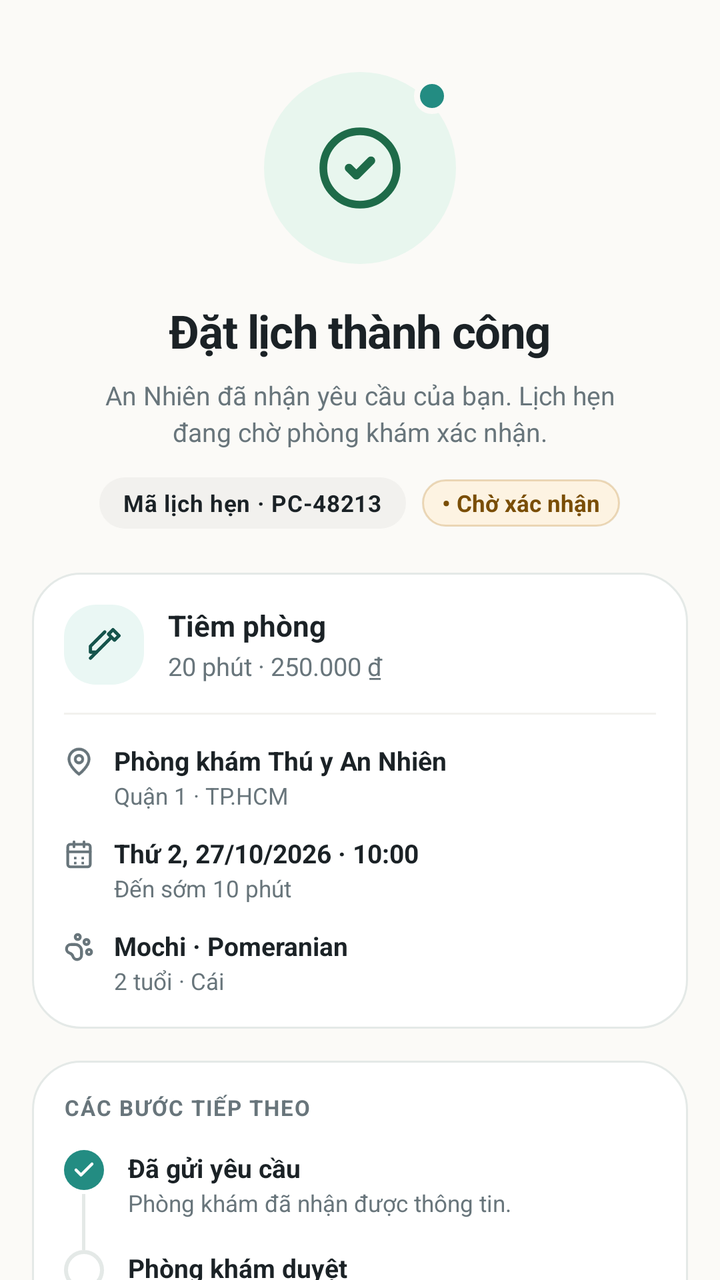
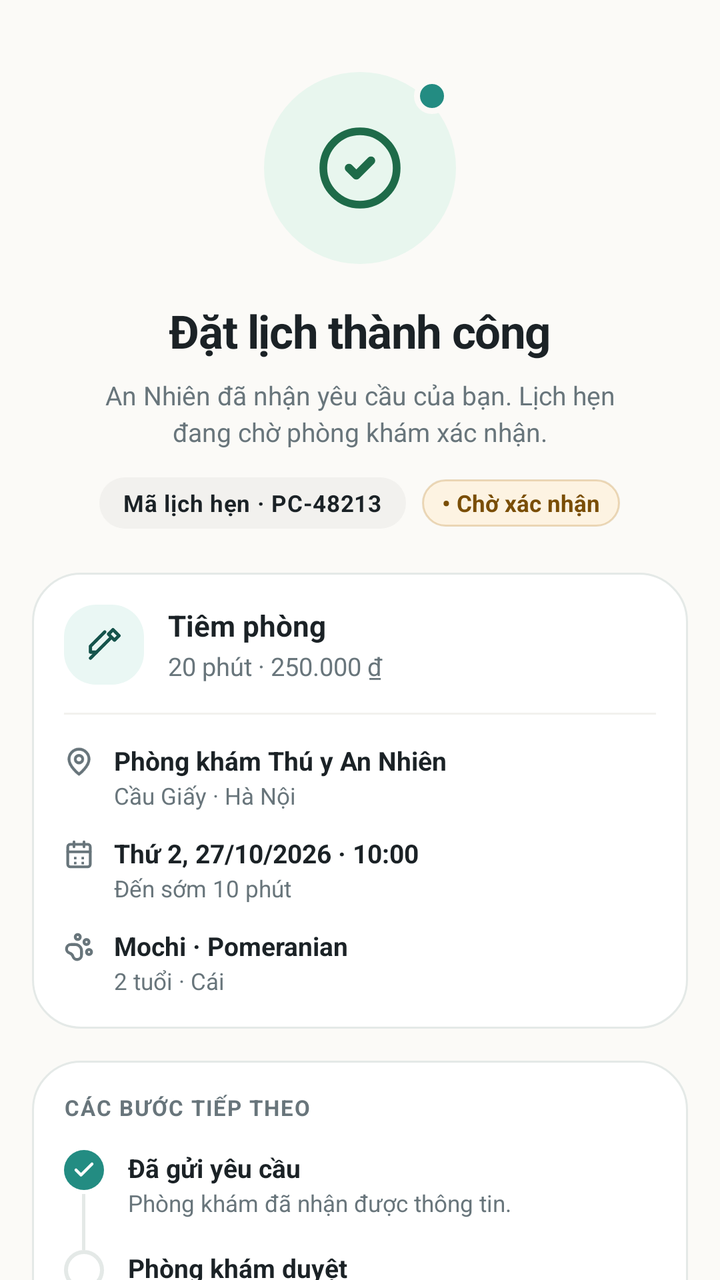

Screens rendered from an Android XML layout before and after an edit, with the pre-edit source and the edit as a unified diff.
<!-- AndroidManifest.xml: application theme Theme.PetcareUI -->
<!-- res/layout/activity_booking_success.xml -->
<?xml version="1.0" encoding="utf-8"?>
<androidx.core.widget.NestedScrollView xmlns:android="http://schemas.android.com/apk/res/android"
    xmlns:tools="http://schemas.android.com/tools"
    android:layout_width="match_parent"
    android:layout_height="match_parent"
    android:background="@color/surface_background"
    android:fillViewport="true"
    android:scrollbars="none">

    <LinearLayout
        android:layout_width="match_parent"
        android:layout_height="wrap_content"
        android:orientation="vertical"
        android:paddingStart="16dp"
        android:paddingTop="36dp"
        android:paddingEnd="16dp"
        android:paddingBottom="36dp">

        
        <LinearLayout
            android:layout_width="match_parent"
            android:layout_height="wrap_content"
            android:gravity="center"
            android:orientation="vertical">

            <FrameLayout
                android:layout_width="96dp"
                android:layout_height="96dp"
                android:background="@drawable/bg_success_circle_large">

                
                <ImageView
                    android:layout_width="44dp"
                    android:layout_height="44dp"
                    android:layout_gravity="center"
                    android:contentDescription="@null"
                    android:src="@drawable/ic_check_circle" />

                
                <View
                    android:layout_width="18dp"
                    android:layout_height="18dp"
                    android:layout_gravity="top|end"
                    android:layout_marginTop="3dp"
                    android:layout_marginEnd="3dp"
                    android:background="@drawable/bg_success_pin_dot" />
            </FrameLayout>

            <TextView
                android:layout_width="wrap_content"
                android:layout_height="wrap_content"
                android:layout_marginTop="18dp"
                android:letterSpacing="-0.02"
                android:text="Đặt lịch thành công"
                android:textColor="@color/text_foreground"
                android:textSize="23sp"
                android:textStyle="bold" />

            <TextView
                android:id="@+id/tvSuccessSubtitle"
                android:layout_width="wrap_content"
                android:layout_height="wrap_content"
                android:layout_marginTop="8dp"
                android:gravity="center"
                android:lineSpacingExtra="3dp"
                android:maxWidth="280dp"
                android:text="An Nhiên đã nhận yêu cầu của bạn. Lịch hẹn đang chờ phòng khám xác nhận."
                android:textColor="@color/text_muted"
                android:textSize="13sp" />

            
            <LinearLayout
                android:layout_width="wrap_content"
                android:layout_height="wrap_content"
                android:layout_marginTop="14dp"
                android:gravity="center_vertical"
                android:orientation="horizontal">

                <TextView
                    android:id="@+id/tvBookingRef"
                    android:layout_width="wrap_content"
                    android:layout_height="wrap_content"
                    android:background="@drawable/bg_pill_ref_code"
                    android:letterSpacing="0.02"
                    android:text="Mã lịch hẹn · PC-48213"
                    android:textColor="@color/text_foreground"
                    android:textSize="11.5sp"
                    android:textStyle="bold" />

                <TextView
                    android:id="@+id/tvStatusBadge"
                    android:layout_width="wrap_content"
                    android:layout_height="wrap_content"
                    android:layout_marginStart="8dp"
                    android:background="@drawable/bg_badge_pending"
                    android:text="• Chờ xác nhận"
                    android:textColor="@color/status_warning_ink"
                    android:textSize="11.5sp"
                    android:textStyle="bold" />
            </LinearLayout>
        </LinearLayout>

        
        <LinearLayout
            android:layout_width="match_parent"
            android:layout_height="wrap_content"
            android:layout_marginTop="22dp"
            android:background="@drawable/bg_card_clinic"
            android:orientation="vertical"
            android:padding="16dp">

            
            <LinearLayout
                android:layout_width="match_parent"
                android:layout_height="wrap_content"
                android:gravity="center_vertical"
                android:orientation="horizontal">

                <FrameLayout
                    android:layout_width="40dp"
                    android:layout_height="40dp"
                    android:background="@drawable/bg_service_icon">

                    <ImageView
                        android:id="@+id/ivServiceIcon"
                        android:layout_width="18dp"
                        android:layout_height="18dp"
                        android:layout_gravity="center"
                        android:contentDescription="@null"
                        android:src="@drawable/ic_syringe"
                        android:tint="@color/brand_ink" />
                </FrameLayout>

                <LinearLayout
                    android:layout_width="0dp"
                    android:layout_height="wrap_content"
                    android:layout_marginStart="12dp"
                    android:layout_weight="1"
                    android:orientation="vertical">

                    <TextView
                        android:id="@+id/tvServiceName"
                        android:layout_width="match_parent"
                        android:layout_height="wrap_content"
                        android:text="Tiêm phòng"
                        android:textColor="@color/text_foreground"
                        android:textSize="14.5sp"
                        android:textStyle="bold" />

                    <TextView
                        android:id="@+id/tvServiceDurationPrice"
                        android:layout_width="match_parent"
                        android:layout_height="wrap_content"
                        android:layout_marginTop="2dp"
                        android:text="20 phút · 250.000 ₫"
                        android:textColor="@color/text_muted"
                        android:textSize="12.5sp" />
                </LinearLayout>
            </LinearLayout>

            <View
                android:layout_width="match_parent"
                android:layout_height="1dp"
                android:layout_marginTop="14dp"
                android:layout_marginBottom="14dp"
                android:background="#F2F1EE" />

            
            <LinearLayout
                android:layout_width="match_parent"
                android:layout_height="wrap_content"
                android:orientation="vertical">

                
                <LinearLayout
                    android:layout_width="match_parent"
                    android:layout_height="wrap_content"
                    android:gravity="top"
                    android:orientation="horizontal">

                    <ImageView
                        android:layout_width="15dp"
                        android:layout_height="15dp"
                        android:layout_marginTop="2dp"
                        android:contentDescription="@null"
                        android:src="@drawable/ic_map_pin"
                        android:tint="@color/text_muted" />

                    <LinearLayout
                        android:layout_width="0dp"
                        android:layout_height="wrap_content"
                        android:layout_marginStart="10dp"
                        android:layout_weight="1"
                        android:orientation="vertical">

                        <TextView
                            android:id="@+id/tvClinicName"
                            android:layout_width="match_parent"
                            android:layout_height="wrap_content"
                            android:text="Phòng khám Thú y An Nhiên"
                            android:textColor="@color/text_foreground"
                            android:textSize="13sp"
                            android:textStyle="bold" />

                        <TextView
                            android:id="@+id/tvClinicArea"
                            android:layout_width="match_parent"
                            android:layout_height="wrap_content"
                            android:layout_marginTop="1dp"
                            android:text="Quận 1 · TP.HCM"
                            android:textColor="@color/text_muted"
                            android:textSize="11.5sp" />
                    </LinearLayout>
                </LinearLayout>

                
                <LinearLayout
                    android:layout_width="match_parent"
                    android:layout_height="wrap_content"
                    android:layout_marginTop="12dp"
                    android:gravity="top"
                    android:orientation="horizontal">

                    <ImageView
                        android:layout_width="15dp"
                        android:layout_height="15dp"
                        android:layout_marginTop="2dp"
                        android:contentDescription="@null"
                        android:src="@drawable/ic_calendar_days"
                        android:tint="@color/text_muted" />

                    <LinearLayout
                        android:layout_width="0dp"
                        android:layout_height="wrap_content"
                        android:layout_marginStart="10dp"
                        android:layout_weight="1"
                        android:orientation="vertical">

                        <TextView
                            android:id="@+id/tvDateTime"
                            android:layout_width="match_parent"
                            android:layout_height="wrap_content"
                            android:text="Thứ 2, 27/10/2026 · 10:00"
                            android:textColor="@color/text_foreground"
                            android:textSize="13sp"
                            android:textStyle="bold" />

                        <TextView
                            android:layout_width="match_parent"
                            android:layout_height="wrap_content"
                            android:layout_marginTop="1dp"
                            android:text="Đến sớm 10 phút"
                            android:textColor="@color/text_muted"
                            android:textSize="11.5sp" />
                    </LinearLayout>
                </LinearLayout>

                
                <LinearLayout
                    android:layout_width="match_parent"
                    android:layout_height="wrap_content"
                    android:layout_marginTop="12dp"
                    android:gravity="top"
                    android:orientation="horizontal">

                    <ImageView
                        android:layout_width="15dp"
                        android:layout_height="15dp"
                        android:layout_marginTop="2dp"
                        android:contentDescription="@null"
                        android:src="@drawable/ic_paw"
                        android:tint="@color/text_muted" />

                    <LinearLayout
                        android:layout_width="0dp"
                        android:layout_height="wrap_content"
                        android:layout_marginStart="10dp"
                        android:layout_weight="1"
                        android:orientation="vertical">

                        <TextView
                            android:id="@+id/tvPetNameBreed"
                            android:layout_width="match_parent"
                            android:layout_height="wrap_content"
                            android:text="Mochi · Pomeranian"
                            android:textColor="@color/text_foreground"
                            android:textSize="13sp"
                            android:textStyle="bold" />

                        <TextView
                            android:id="@+id/tvPetAgeSex"
                            android:layout_width="match_parent"
                            android:layout_height="wrap_content"
                            android:layout_marginTop="1dp"
                            android:text="2 tuổi · Cái"
                            android:textColor="@color/text_muted"
                            android:textSize="11.5sp" />
                    </LinearLayout>
                </LinearLayout>
            </LinearLayout>
        </LinearLayout>

        
        <LinearLayout
            android:layout_width="match_parent"
            android:layout_height="wrap_content"
            android:layout_marginTop="16dp"
            android:background="@drawable/bg_card_clinic"
            android:orientation="vertical"
            android:padding="16dp">

            <TextView
                android:layout_width="wrap_content"
                android:layout_height="wrap_content"
                android:letterSpacing="0.06"
                android:text="CÁC BƯỚC TIẾP THEO"
                android:textColor="@color/text_muted"
                android:textSize="11sp"
                android:textStyle="bold" />

            <LinearLayout
                android:layout_width="match_parent"
                android:layout_height="wrap_content"
                android:layout_marginTop="14dp"
                android:orientation="vertical">

                
                <LinearLayout
                    android:layout_width="match_parent"
                    android:layout_height="wrap_content"
                    android:orientation="horizontal">

                    <LinearLayout
                        android:layout_width="wrap_content"
                        android:layout_height="wrap_content"
                        android:gravity="center_horizontal"
                        android:orientation="vertical">

                        <View
                            android:layout_width="20dp"
                            android:layout_height="20dp"
                            android:background="@drawable/bg_step_dot_active" />

                        <View
                            android:layout_width="1.5dp"
                            android:layout_height="28dp"
                            android:layout_marginTop="2dp"
                            android:background="@color/stroke_border" />
                    </LinearLayout>

                    <LinearLayout
                        android:layout_width="0dp"
                        android:layout_height="wrap_content"
                        android:layout_marginStart="12dp"
                        android:layout_weight="1"
                        android:orientation="vertical">

                        <TextView
                            android:layout_width="match_parent"
                            android:layout_height="wrap_content"
                            android:text="Đã gửi yêu cầu"
                            android:textColor="@color/text_foreground"
                            android:textSize="13sp"
                            android:textStyle="bold" />

                        <TextView
                            android:layout_width="match_parent"
                            android:layout_height="wrap_content"
                            android:layout_marginTop="1dp"
                            android:text="Phòng khám đã nhận được thông tin."
                            android:textColor="@color/text_muted"
                            android:textSize="11.5sp" />
                    </LinearLayout>
                </LinearLayout>

                
                <LinearLayout
                    android:layout_width="match_parent"
                    android:layout_height="wrap_content"
                    android:orientation="horizontal">

                    <LinearLayout
                        android:layout_width="wrap_content"
                        android:layout_height="wrap_content"
                        android:gravity="center_horizontal"
                        android:orientation="vertical">

                        <View
                            android:layout_width="20dp"
                            android:layout_height="20dp"
                            android:background="@drawable/bg_step_dot_inactive" />

                        <View
                            android:layout_width="1.5dp"
                            android:layout_height="28dp"
                            android:layout_marginTop="2dp"
                            android:background="@color/stroke_border" />
                    </LinearLayout>

                    <LinearLayout
                        android:layout_width="0dp"
                        android:layout_height="wrap_content"
                        android:layout_marginStart="12dp"
                        android:layout_weight="1"
                        android:orientation="vertical">

                        <TextView
                            android:layout_width="match_parent"
                            android:layout_height="wrap_content"
                            android:text="Phòng khám duyệt"
                            android:textColor="@color/text_foreground"
                            android:textSize="13sp"
                            android:textStyle="bold" />

                        <TextView
                            android:layout_width="match_parent"
                            android:layout_height="wrap_content"
                            android:layout_marginTop="1dp"
                            android:text="Thường trong vài giờ."
                            android:textColor="@color/text_muted"
                            android:textSize="11.5sp" />
                    </LinearLayout>
                </LinearLayout>

                
                <LinearLayout
                    android:layout_width="match_parent"
                    android:layout_height="wrap_content"
                    android:orientation="horizontal">

                    <View
                        android:layout_width="20dp"
                        android:layout_height="20dp"
                        android:background="@drawable/bg_step_dot_inactive" />

                    <LinearLayout
                        android:layout_width="0dp"
                        android:layout_height="wrap_content"
                        android:layout_marginStart="12dp"
                        android:layout_weight="1"
                        android:orientation="vertical">

                        <TextView
                            android:layout_width="match_parent"
                            android:layout_height="wrap_content"
                            android:text="Bạn nhận thông báo"
                            android:textColor="@color/text_foreground"
                            android:textSize="13sp"
                            android:textStyle="bold" />

                        <TextView
                            android:layout_width="match_parent"
                            android:layout_height="wrap_content"
                            android:layout_marginTop="1dp"
                            android:text="Xác nhận, từ chối hoặc giờ mới."
                            android:textColor="@color/text_muted"
                            android:textSize="11.5sp" />
                    </LinearLayout>
                </LinearLayout>
            </LinearLayout>
        </LinearLayout>

        
        <LinearLayout
            android:layout_width="match_parent"
            android:layout_height="wrap_content"
            android:layout_marginTop="16dp"
            android:background="@drawable/bg_notice_warning"
            android:gravity="top"
            android:orientation="horizontal"
            android:padding="14dp">

            <ImageView
                android:layout_width="18dp"
                android:layout_height="18dp"
                android:layout_marginTop="1dp"
                android:contentDescription="@null"
                android:src="@drawable/ic_clock"
                android:tint="@color/status_warning" />

            <TextView
                android:id="@+id/tvNoticeWarning"
                android:layout_width="match_parent"
                android:layout_height="wrap_content"
                android:layout_marginStart="10dp"
                android:lineSpacingExtra="2dp"
                android:text="Lịch hẹn đang chờ xác nhận. Chúng tôi sẽ thông báo ngay khi phòng khám phản hồi."
                android:textColor="@color/status_warning_ink"
                android:textSize="12sp" />
        </LinearLayout>

        
        <LinearLayout
            android:layout_width="match_parent"
            android:layout_height="wrap_content"
            android:layout_marginTop="24dp"
            android:orientation="vertical">

            
            <LinearLayout
                android:id="@+id/btnViewAppointmentDetails"
                android:layout_width="match_parent"
                android:layout_height="52dp"
                android:background="@drawable/bg_btn_primary"
                android:clickable="true"
                android:focusable="true"
                android:gravity="center"
                android:orientation="horizontal">

                <ImageView
                    android:layout_width="18dp"
                    android:layout_height="18dp"
                    android:contentDescription="@null"
                    android:src="@drawable/ic_calendar_days"
                    android:tint="@color/white" />

                <TextView
                    android:layout_width="wrap_content"
                    android:layout_height="wrap_content"
                    android:layout_marginStart="8dp"
                    android:text="Xem chi tiết lịch hẹn"
                    android:textColor="@color/white"
                    android:textSize="15sp"
                    android:textStyle="bold" />
            </LinearLayout>

            
            <LinearLayout
                android:id="@+id/btnBackToHome"
                android:layout_width="match_parent"
                android:layout_height="48dp"
                android:layout_marginTop="10dp"
                android:background="@drawable/bg_btn_outline"
                android:clickable="true"
                android:focusable="true"
                android:gravity="center"
                android:orientation="horizontal">

                <ImageView
                    android:layout_width="18dp"
                    android:layout_height="18dp"
                    android:contentDescription="@null"
                    android:src="@drawable/ic_home"
                    android:tint="@color/text_foreground" />

                <TextView
                    android:layout_width="wrap_content"
                    android:layout_height="wrap_content"
                    android:layout_marginStart="8dp"
                    android:text="Về trang chủ"
                    android:textColor="@color/text_foreground"
                    android:textSize="14sp"
                    android:textStyle="bold" />
            </LinearLayout>
        </LinearLayout>
    </LinearLayout>
</androidx.core.widget.NestedScrollView>
<!-- resources referenced by this layout -->
<resources>
  <color name="brand_ink">#16544C</color>
  <color name="status_warning">#B57610</color>
  <color name="status_warning_ink">#7A4E06</color>
  <color name="stroke_border">#E4E9E7</color>
  <color name="surface_background">#FBFAF7</color>
  <color name="text_foreground">#1B2226</color>
  <color name="text_muted">#68757B</color>
  <color name="white">#FFFFFFFF</color>
  <!-- drawable bg_btn_outline (drawable) -->
  <?xml version="1.0" encoding="utf-8"?>
  <ripple xmlns:android="http://schemas.android.com/apk/res/android"
      android:color="@color/surface_muted">
      <item>
          <shape android:shape="rectangle">
              <corners android:radius="16dp" />
              <solid android:color="@color/surface_card" />
              <stroke android:width="1dp" android:color="@color/stroke_border" />
          </shape>
      </item>
  </ripple>
  <!-- drawable bg_card_clinic (drawable) -->
  <?xml version="1.0" encoding="utf-8"?>
  <shape xmlns:android="http://schemas.android.com/apk/res/android"
      android:shape="rectangle">
      <corners android:radius="24dp" />
      <solid android:color="@color/surface_card" />
      <stroke android:width="1dp" android:color="@color/stroke_border" />
  </shape>
  <!-- drawable bg_notice_warning (drawable) -->
  <?xml version="1.0" encoding="utf-8"?>
  <shape xmlns:android="http://schemas.android.com/apk/res/android"
      android:shape="rectangle">
      <corners android:radius="16dp" />
      <solid android:color="@color/status_warning_soft" />
      <stroke
          android:width="1dp"
          android:color="#33B57610" />
  </shape>
  <!-- drawable bg_pill_ref_code (drawable) -->
  <?xml version="1.0" encoding="utf-8"?>
  <shape xmlns:android="http://schemas.android.com/apk/res/android"
      android:shape="rectangle">
      <corners android:radius="999dp" />
      <solid android:color="@color/surface_muted" />
      <padding
          android:left="12dp"
          android:top="5dp"
          android:right="12dp"
          android:bottom="5dp" />
  </shape>
  <!-- drawable bg_service_icon (drawable) -->
  <?xml version="1.0" encoding="utf-8"?>
  <shape xmlns:android="http://schemas.android.com/apk/res/android"
      android:shape="rectangle">
      <corners android:radius="16dp" />
      <solid android:color="@color/brand_soft" />
  </shape>
  <!-- drawable bg_step_dot_inactive (drawable) -->
  <?xml version="1.0" encoding="utf-8"?>
  <shape xmlns:android="http://schemas.android.com/apk/res/android"
      android:shape="oval">
      <size
          android:width="20dp"
          android:height="20dp" />
      <solid android:color="@color/surface_card" />
      <stroke
          android:width="2dp"
          android:color="@color/stroke_border" />
  </shape>
  <!-- drawable bg_success_circle_large (drawable) -->
  <?xml version="1.0" encoding="utf-8"?>
  <shape xmlns:android="http://schemas.android.com/apk/res/android"
      android:shape="oval">
      <solid android:color="@color/status_success_soft" />
      <size
          android:width="96dp"
          android:height="96dp" />
  </shape>
  <!-- drawable bg_success_pin_dot (drawable) -->
  <?xml version="1.0" encoding="utf-8"?>
  <shape xmlns:android="http://schemas.android.com/apk/res/android"
      android:shape="oval">
      <solid android:color="@color/brand_primary" />
      <stroke
          android:width="3dp"
          android:color="@color/surface_background" />
      <size
          android:width="16dp"
          android:height="16dp" />
  </shape>
  <style name="Theme.PetcareUI" parent="Base.Theme.PetcareUI" />
  <color name="status_warning_soft">#FDF3E2</color>
  <color name="surface_muted">#F2F1EE</color>
  <color name="surface_card">#FFFFFF</color>
  <color name="brand_deep">#14534E</color>
  <color name="brand_primary">#238C82</color>
  <color name="brand_soft">#EAF7F4</color>
  <color name="status_success_soft">#E8F6EE</color>
  <style name="Base.Theme.PetcareUI" parent="Theme.Material3.DayNight.NoActionBar">
          
          
      </style>
  <!-- unchanged entries left out for length: 11 -->
</resources>

<!-- the commit's change to res/layout/activity_booking_success.xml (unified diff, before → after) -->
@@ -207,7 +207,7 @@
                             android:layout_width="match_parent"
                             android:layout_height="wrap_content"
                             android:layout_marginTop="1dp"
-                            android:text="Quận 1 · TP.HCM"
+                            android:text="Cầu Giấy · Hà Nội"
                             android:textColor="@color/text_muted"
                             android:textSize="11.5sp" />
                     </LinearLayout>
